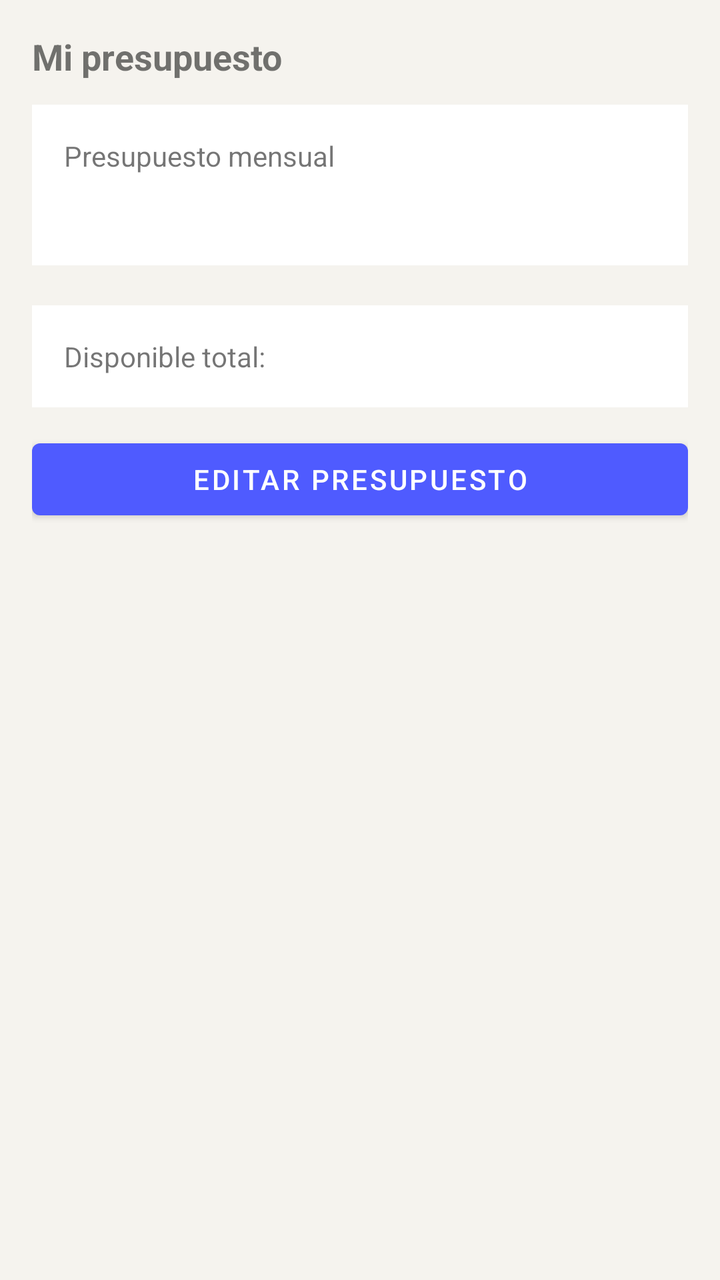
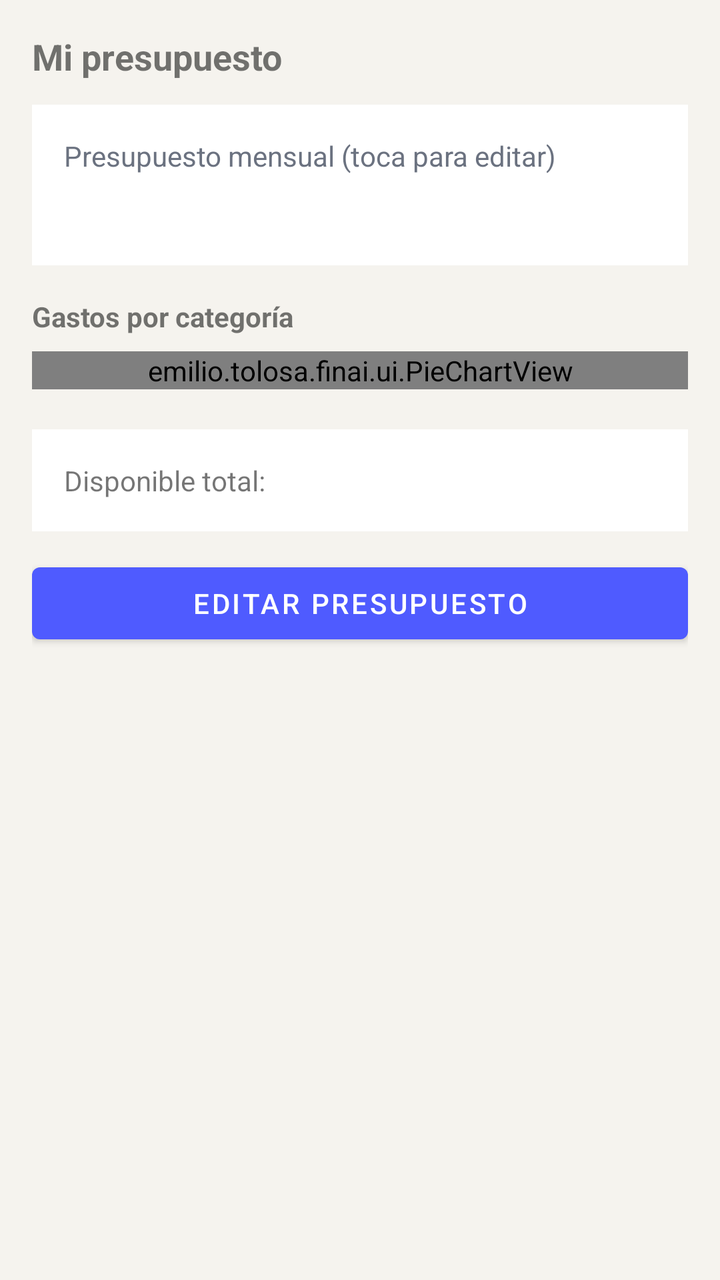

Screens rendered from an Android XML layout before and after an edit, with the pre-edit source and the edit as a unified diff.
<!-- AndroidManifest.xml: application theme Theme.FinAI -->
<!-- res/layout/fragment_presupuesto.xml -->
<?xml version="1.0" encoding="utf-8"?>
<ScrollView xmlns:android="http://schemas.android.com/apk/res/android"
    android:layout_width="match_parent" android:layout_height="match_parent"
    android:background="@color/bg">
    <LinearLayout
        android:layout_width="match_parent" android:layout_height="wrap_content"
        android:orientation="vertical" android:padding="16dp">

        <TextView android:text="Mi presupuesto" android:textStyle="bold" android:textSize="18sp"
            android:layout_width="wrap_content" android:layout_height="wrap_content"/>

        <LinearLayout
            android:layout_width="match_parent" android:layout_height="wrap_content"
            android:orientation="vertical" android:background="@color/card"
            android:padding="16dp" android:layout_marginTop="12dp">
            <TextView android:text="Presupuesto mensual"
                android:layout_width="wrap_content" android:layout_height="wrap_content"/>
            <TextView android:id="@+id/tvPresupuestoMensual" android:textStyle="bold" android:textSize="22sp"
                android:layout_width="wrap_content" android:layout_height="wrap_content"/>
        </LinearLayout>

        <androidx.recyclerview.widget.RecyclerView
            android:id="@+id/rvPresupuestos"
            android:layout_width="match_parent" android:layout_height="wrap_content"
            android:nestedScrollingEnabled="false"
            android:layout_marginTop="12dp"/>

        <LinearLayout
            android:layout_width="match_parent" android:layout_height="wrap_content"
            android:orientation="horizontal" android:background="@color/card"
            android:padding="16dp" android:layout_marginTop="8dp">
            <TextView android:text="Disponible total:" android:layout_width="0dp" android:layout_weight="1"
                android:layout_height="wrap_content" android:layout_gravity="center_vertical"/>
            <TextView android:id="@+id/tvDisponible" android:textStyle="bold" android:textColor="@color/income"
                android:layout_width="wrap_content" android:layout_height="wrap_content"/>
        </LinearLayout>

        <Button
            android:id="@+id/btnEditar"
            android:text="Editar presupuesto"
            android:layout_width="match_parent" android:layout_height="wrap_content"
            android:layout_marginTop="12dp"/>
    </LinearLayout>
</ScrollView>
<!-- resources referenced by this layout -->
<resources>
  <color name="bg">#F5F3EE</color>
  <color name="card">#FFFFFF</color>
  <color name="income">#22A06B</color>
  <style name="Theme.FinAI" parent="Theme.MaterialComponents.DayNight.NoActionBar">
          <item name="colorPrimary">@color/primary</item>
          <item name="colorPrimaryVariant">@color/primary</item>
          <item name="android:statusBarColor">@color/primary</item>
      </style>
  <color name="primary">#4F5BFF</color>
</resources>

<!-- the commit's change to res/layout/fragment_presupuesto.xml (unified diff, before → after) -->
@@ -1,4 +1,3 @@
-<?xml version="1.0" encoding="utf-8"?>
 <ScrollView xmlns:android="http://schemas.android.com/apk/res/android"
     android:layout_width="match_parent" android:layout_height="match_parent"
     android:background="@color/bg">
@@ -10,14 +9,29 @@
             android:layout_width="wrap_content" android:layout_height="wrap_content"/>
 
         <LinearLayout
+            android:id="@+id/cardPresupuestoMensual"
             android:layout_width="match_parent" android:layout_height="wrap_content"
             android:orientation="vertical" android:background="@color/card"
-            android:padding="16dp" android:layout_marginTop="12dp">
-            <TextView android:text="Presupuesto mensual"
+            android:padding="16dp" android:layout_marginTop="12dp"
+            android:clickable="true"
+            android:foreground="?attr/selectableItemBackground">
+            <TextView android:text="Presupuesto mensual (toca para editar)"
+                android:textColor="@color/text_secondary"
                 android:layout_width="wrap_content" android:layout_height="wrap_content"/>
             <TextView android:id="@+id/tvPresupuestoMensual" android:textStyle="bold" android:textSize="22sp"
                 android:layout_width="wrap_content" android:layout_height="wrap_content"/>
         </LinearLayout>
+
+        <TextView
+            android:text="Gastos por categoría"
+            android:textStyle="bold"
+            android:layout_marginTop="16dp"
+            android:layout_width="wrap_content" android:layout_height="wrap_content"/>
+
+        <emilio.tolosa.finai.ui.PieChartView
+            android:id="@+id/pieChart"
+            android:layout_width="match_parent" android:layout_height="wrap_content"
+            android:layout_marginTop="8dp"/>
 
         <androidx.recyclerview.widget.RecyclerView
             android:id="@+id/rvPresupuestos"
<!-- resource entries referenced after the edit -->
@@ -3,6 +3,7 @@
   <color name="bg">#F5F3EE</color>
   <color name="card">#FFFFFF</color>
   <color name="income">#22A06B</color>
+  <color name="text_secondary">#6B7280</color>
   <style name="Theme.FinAI" parent="Theme.MaterialComponents.DayNight.NoActionBar">
           <item name="colorPrimary">@color/primary</item>
           <item name="colorPrimaryVariant">@color/primary</item>
